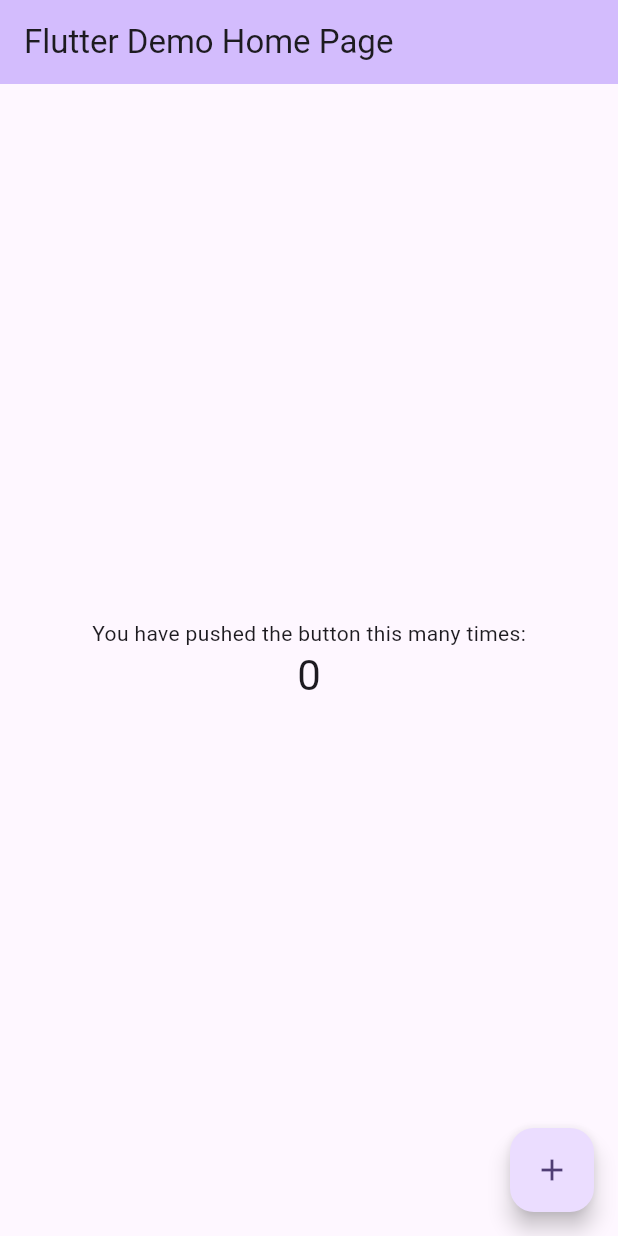
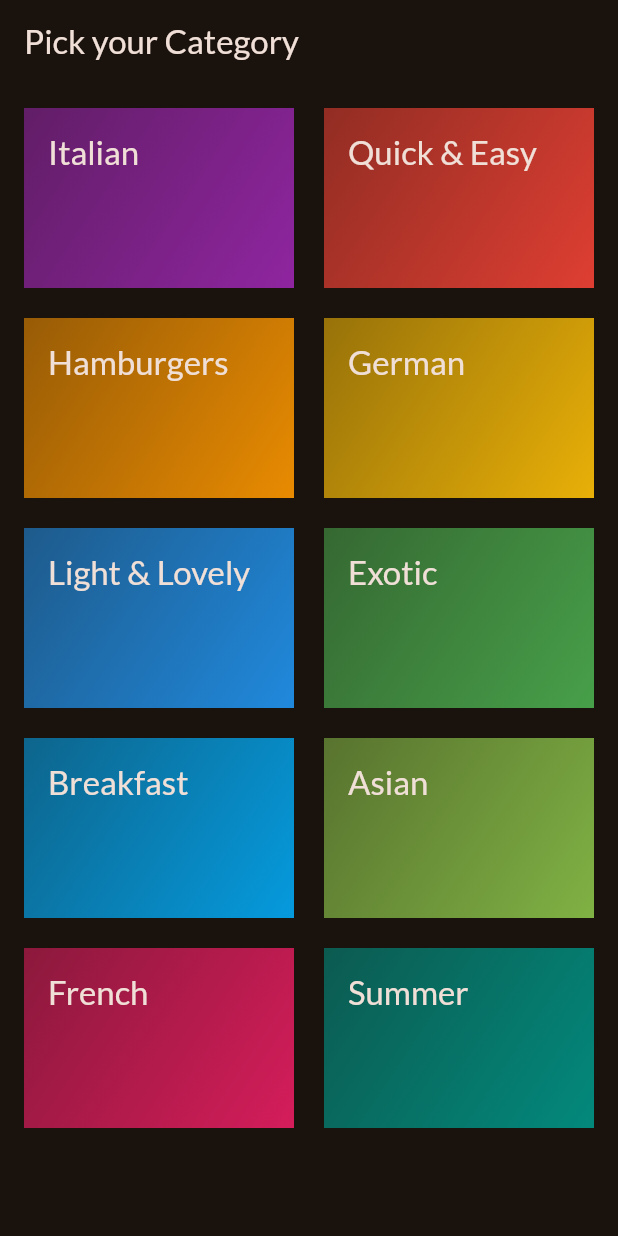
Before and after one commit to TeeWrath/Annapurna, a Flutter app: the screen it shows after launch, on a phone screen of 412 x 824 dp. Run offline on Flutter 3.47's test engine with Material 3 defaults, Android fonts, the light colour scheme and no system bars; our stand-ins replace google_fonts.

Commit message:
feat: categiries

```diff
--- /dev/null
+++ b/lib/data/dummy_data.dart
@@ -0,0 +1,56 @@
+import 'package:flutter/material.dart';
+
+import 'package:meals/models/category.dart';
+
+const availableCategories = [
+  Category(
+    id: 'c1',
+    title: 'Italian',
+    color: Colors.purple,
+  ),
+  Category(
+    id: 'c2',
+    title: 'Quick & Easy',
+    color: Colors.red,
+  ),
+  Category(
+    id: 'c3',
+    title: 'Hamburgers',
+    color: Colors.orange,
+  ),
+  Category(
+    id: 'c4',
+    title: 'German',
+    color: Colors.amber,
+  ),
+  Category(
+    id: 'c5',
+    title: 'Light & Lovely',
+    color: Colors.blue,
+  ),
+  Category(
+    id: 'c6',
+    title: 'Exotic',
+    color: Colors.green,
+  ),
+  Category(
+    id: 'c7',
+    title: 'Breakfast',
+    color: Colors.lightBlue,
+  ),
+  Category(
+    id: 'c8',
+    title: 'Asian',
+    color: Colors.lightGreen,
+  ),
+  Category(
+    id: 'c9',
+    title: 'French',
+    color: Colors.pink,
+  ),
+  Category(
+    id: 'c10',
+    title: 'Summer',
+    color: Colors.teal,
+  ),
+];
--- a/lib/main.dart
+++ b/lib/main.dart
@@ -1,125 +1,31 @@
 import 'package:flutter/material.dart';
 
+import 'package:google_fonts/google_fonts.dart';
+import 'package:meals/screens/categories.dart';
+
+final theme = ThemeData(
+  useMaterial3: true,
+  colorScheme: ColorScheme.fromSeed(
+    brightness: Brightness.dark,
+    seedColor: const Color.fromARGB(255, 131, 57, 0),
+  ),
+  textTheme: GoogleFonts.latoTextTheme(),
+);
+
 void main() {
-  runApp(const MyApp());
+  WidgetsFlutterBinding.ensureInitialized();
+  runApp(const App());
 }
 
-class MyApp extends StatelessWidget {
-  const MyApp({super.key});
+class App extends StatelessWidget {
+  const App({super.key});
 
-  // This widget is the root of your application.
   @override
   Widget build(BuildContext context) {
     return MaterialApp(
-      title: 'Flutter Demo',
-      theme: ThemeData(
-        // This is the theme of your application.
-        //
-        // TRY THIS: Try running your application with "flutter run". You'll see
-        // the application has a blue toolbar. Then, without quitting the app,
-        // try changing the seedColor in the colorScheme below to Colors.green
-        // and then invoke "hot reload" (save your changes or press the "hot
-        // reload" button in a Flutter-supported IDE, or press "r" if you used
-        // the command line to start the app).
-        //
-        // Notice that the counter didn't reset back to zero; the application
-        // state is not lost during the reload. To reset the state, use hot
-        // restart instead.
-        //
-        // This works for code too, not just values: Most code changes can be
-        // tested with just a hot reload.
-        colorScheme: ColorScheme.fromSeed(seedColor: Colors.deepPurple),
-        useMaterial3: true,
-      ),
-      home: const MyHomePage(title: 'Flutter Demo Home Page'),
+      debugShowCheckedModeBanner: false,
+      theme: theme,
+      home: const CategoriesScreen(),
     );
   }
 }
-
-class MyHomePage extends StatefulWidget {
-  const MyHomePage({super.key, required this.title});
-
-  // This widget is the home page of your application. It is stateful, meaning
-  // that it has a State object (defined below) that contains fields that affect
-  // how it looks.
-
-  // This class is the configuration for the state. It holds the values (in this
-  // case the title) provided by the parent (in this case the App widget) and
-  // used by the build method of the State. Fields in a Widget subclass are
-  // always marked "final".
-
-  final String title;
-
-  @override
-  State<MyHomePage> createState() => _MyHomePageState();
-}
-
-class _MyHomePageState extends State<MyHomePage> {
-  int _counter = 0;
-
-  void _incrementCounter() {
-    setState(() {
-      // This call to setState tells the Flutter framework that something has
-      // changed in this State, which causes it to rerun the build method below
-      // so that the display can reflect the updated values. If we changed
-      // _counter without calling setState(), then the build method would not be
-      // called again, and so nothing would appear to happen.
-      _counter++;
-    });
-  }
-
-  @override
-  Widget build(BuildContext context) {
-    // This method is rerun every time setState is called, for instance as done
-    // by the _incrementCounter method above.
-    //
-    // The Flutter framework has been optimized to make rerunning build methods
-    // fast, so that you can just rebuild anything that needs updating rather
-    // than having to individually change instances of widgets.
-    return Scaffold(
-      appBar: AppBar(
-        // TRY THIS: Try changing the color here to a specific color (to
-        // Colors.amber, perhaps?) and trigger a hot reload to see the AppBar
-        // change color while the other colors stay the same.
-        backgroundColor: Theme.of(context).colorScheme.inversePrimary,
-        // Here we take the value from the MyHomePage object that was created by
-        // the App.build method, and use it to set our appbar title.
-        title: Text(widget.title),
-      ),
-      body: Center(
-        // Center is a layout widget. It takes a single child and positions it
-        // in the middle of the parent.
-        child: Column(
-          // Column is also a layout widget. It takes a list of children and
-          // arranges them vertically. By default, it sizes itself to fit its
-          // children horizontally, and tries to be as tall as its parent.
-          //
-          // Column has various properties to control how it sizes itself and
-          // how it positions its children. Here we use mainAxisAlignment to
-          // center the children vertically; the main axis here is the vertical
-          // axis because Columns are vertical (the cross axis would be
-          // horizontal).
-          //
-          // TRY THIS: Invoke "debug painting" (choose the "Toggle Debug Paint"
-          // action in the IDE, or press "p" in the console), to see the
-          // wireframe for each widget.
-          mainAxisAlignment: MainAxisAlignment.center,
-          children: <Widget>[
-            const Text(
-              'You have pushed the button this many times:',
-            ),
-            Text(
-              '$_counter',
-              style: Theme.of(context).textTheme.headlineMedium,
-            ),
-          ],
-        ),
-      ),
-      floatingActionButton: FloatingActionButton(
-        onPressed: _incrementCounter,
-        tooltip: 'Increment',
-        child: const Icon(Icons.add),
-      ), // This trailing comma makes auto-formatting nicer for build methods.
-    );
-  }
-}
--- /dev/null
+++ b/lib/models/category.dart
@@ -0,0 +1,10 @@
+import 'package:flutter/material.dart';
+
+class Category {
+  const Category(
+      {required this.id, required this.title, this.color = Colors.orange});
+
+  final String id;
+  final String title;
+  final Color color;
+}
--- /dev/null
+++ b/lib/screens/categories.dart
@@ -0,0 +1,26 @@
+import 'package:flutter/material.dart';
+import 'package:meals/data/dummy_data.dart';
+import 'package:meals/widgets/category_grid_item.dart';
+
+class CategoriesScreen extends StatelessWidget {
+  const CategoriesScreen({super.key});
+
+  @override
+  Widget build(BuildContext context) {
+    return Scaffold(
+      appBar: AppBar(title: const Text('Pick your Category')),
+      body: GridView(
+        padding: const EdgeInsets.all(16),
+        gridDelegate: const SliverGridDelegateWithFixedCrossAxisCount(
+            crossAxisCount: 2,
+            childAspectRatio: 3 / 2,
+            crossAxisSpacing: 20,
+            mainAxisSpacing: 20),
+        children: [
+          for(final category in availableCategories)
+            CategoryGridItem(category: category)
+        ],
+      ),
+    );
+  }
+}
--- /dev/null
+++ b/lib/widgets/category_grid_item.dart
@@ -0,0 +1,32 @@
+import 'package:flutter/material.dart';
+import 'package:meals/models/category.dart';
+
+class CategoryGridItem extends StatelessWidget {
+  const CategoryGridItem({super.key, required this.category});
+
+  final Category category;
+
+  @override
+  Widget build(BuildContext context) {
+    return Container(
+      padding: const EdgeInsets.all(16),
+      decoration: BoxDecoration(
+        gradient: LinearGradient(
+          colors: [
+            category.color.withOpacity(0.55),
+            category.color.withOpacity(0.9),
+          ],
+          begin: Alignment.topLeft,
+          end: Alignment.bottomRight,
+        ),
+      ),
+      child: Text(
+        category.title,
+        style: Theme.of(context)
+            .textTheme
+            .titleLarge!
+            .copyWith(color: Theme.of(context).colorScheme.onBackground),
+      ),
+    );
+  }
+}
--- a/pubspec.yaml
+++ b/pubspec.yaml
@@ -35,6 +35,7 @@
   # The following adds the Cupertino Icons font to your application.
   # Use with the CupertinoIcons class for iOS style icons.
   cupertino_icons: ^1.0.2
+  google_fonts: ^4.0.3
 
 dev_dependencies:
   flutter_test:
```
Also changed, not shown: pubspec.lock, 2 other files.
